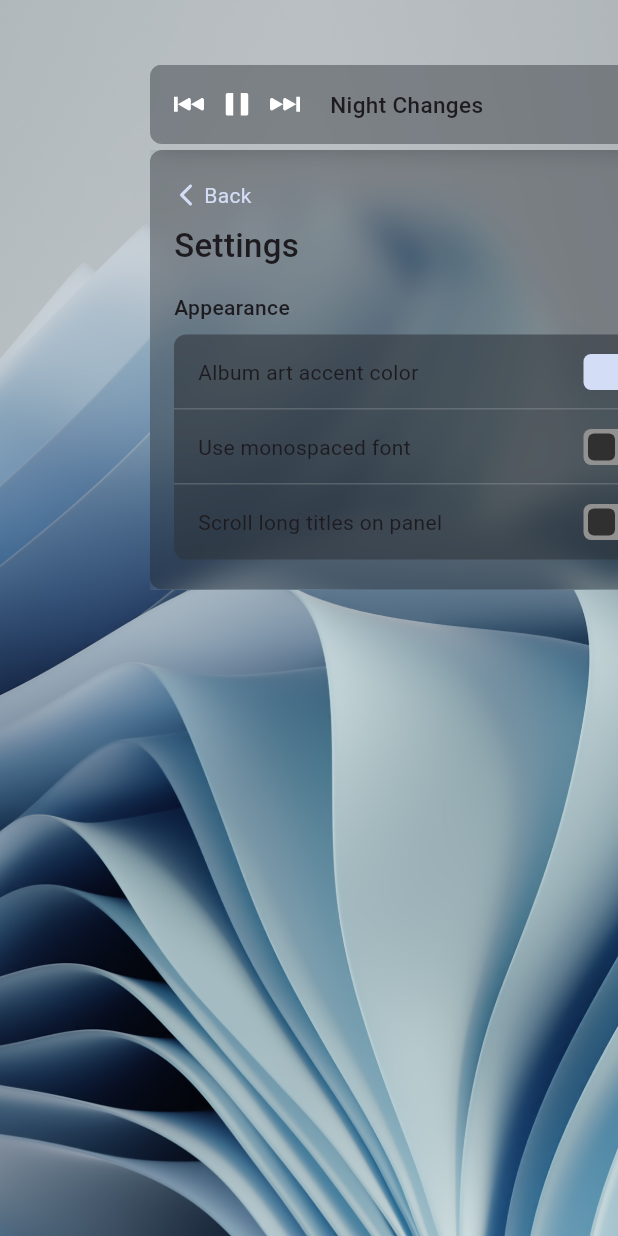
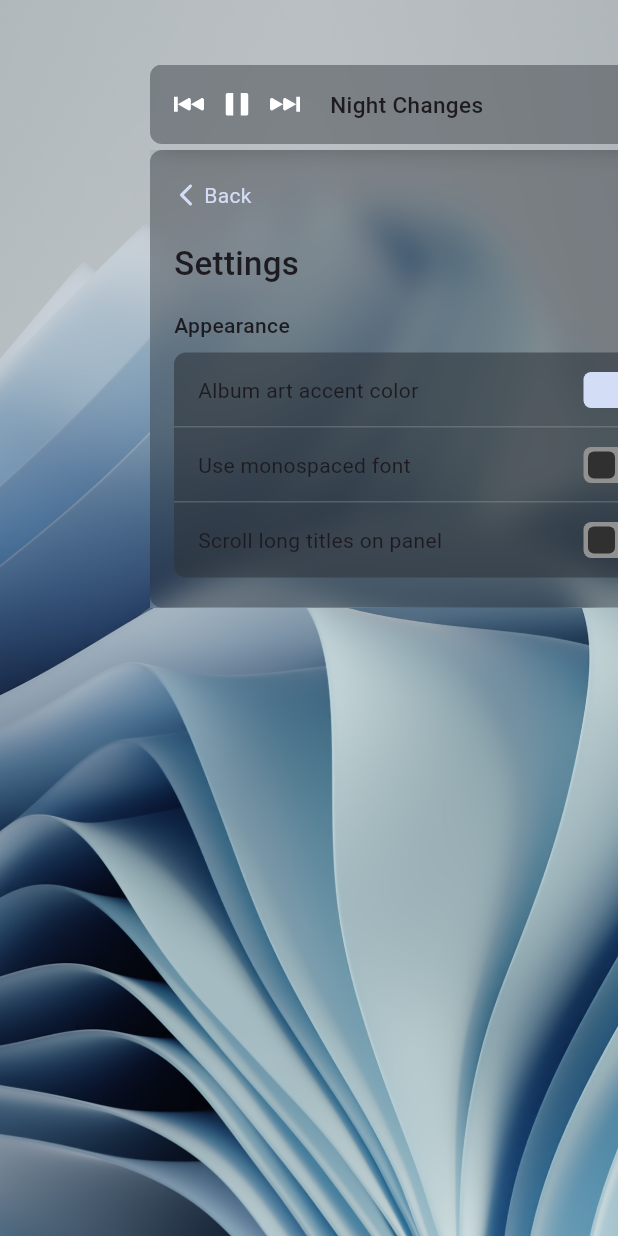
Before and after one commit to KodeBarista/flutter-cosmic-desktop-mockups, a Flutter app: the SettingsPage widget shown alone on an empty page, opened directly, on a phone screen of 412 x 824 dp. Run offline on Flutter 3.47's test engine with Material 3 defaults, Android fonts, the phone set to English and light mode, and no system bars; our stand-ins replace flutter_svg.

Commit message:
style: adjust padding for design consistency

```diff
--- a/now_playing_applet_redesign/lib/pages/settings_page.dart
+++ b/now_playing_applet_redesign/lib/pages/settings_page.dart
@@ -15,7 +15,7 @@ class SettingsPage extends StatelessWidget {
     return CompPageShell(
       children: [
         CompBackRow(),
-        SizedBox(height: 8.0),
+        SizedBox(height: 20.0),
 
         Text(
           "Settings",
```
